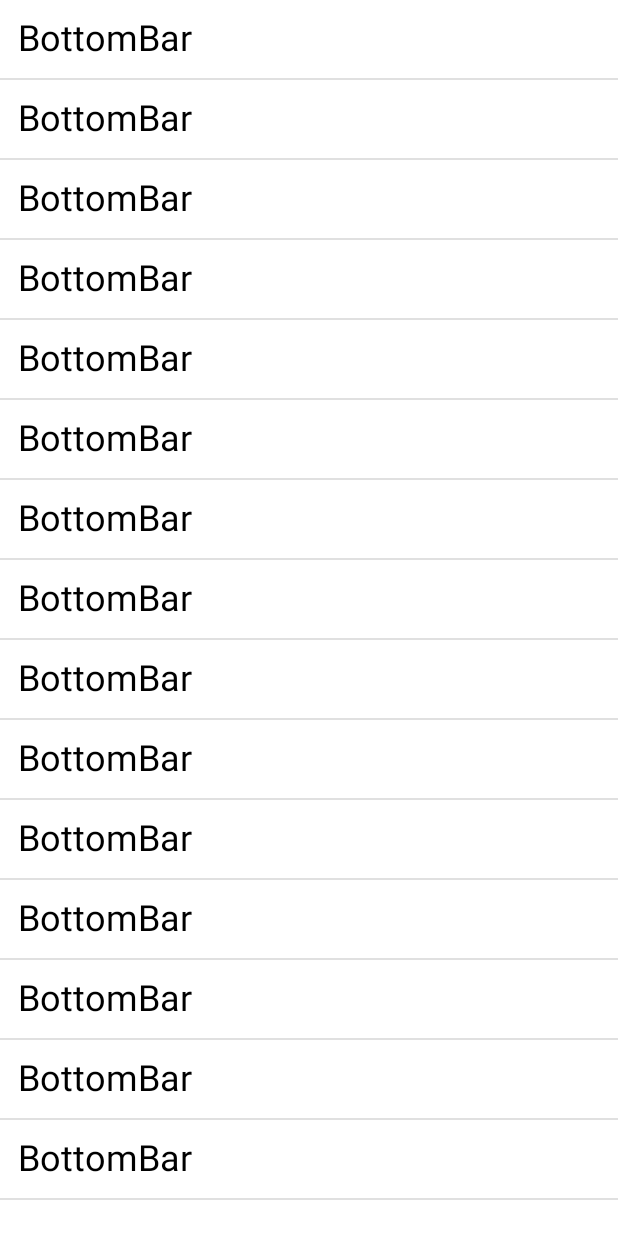
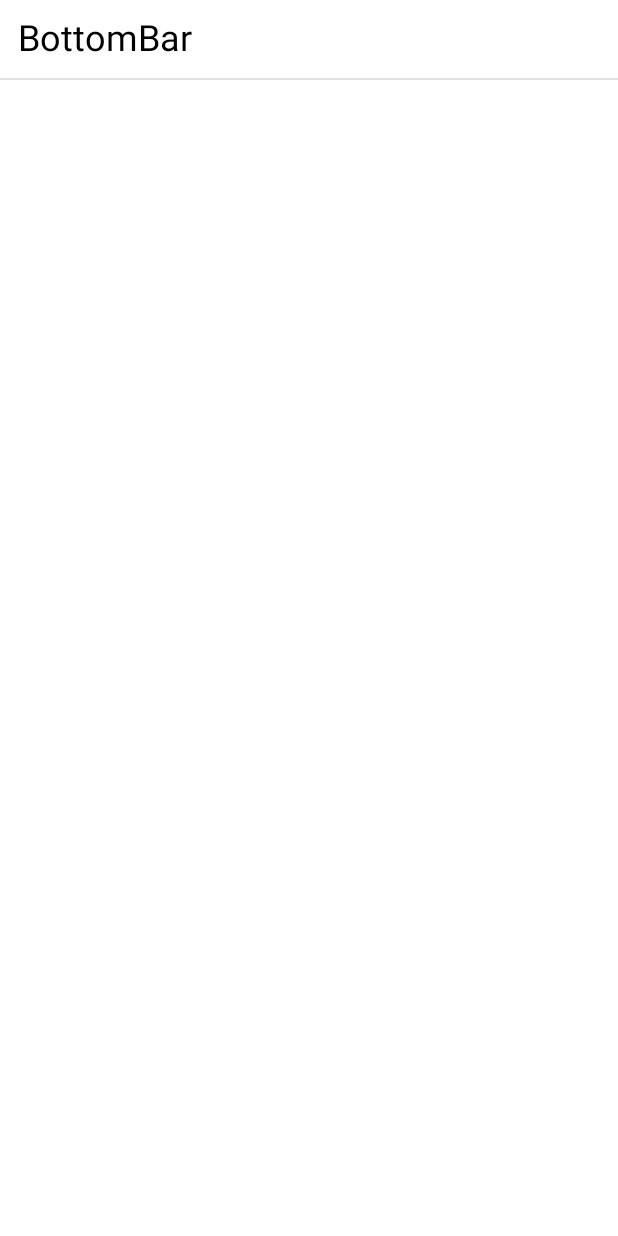
Before and after one commit to Luecy1/ComposeMvvm, an Android app built with Jetpack Compose: the @Preview function PageListScreenPreview, on a phone screen of 412 x 824 dp. Run offline under Robolectric (Android 15) with nearby library versions, the phone set to English and light mode, and no system bars.

```diff
--- a/material/src/main/java/com/example/material/MainActivity.kt
+++ b/material/src/main/java/com/example/material/MainActivity.kt
@@ -3,20 +3,16 @@ package com.example.material
 import android.os.Bundle
 import androidx.activity.ComponentActivity
 import androidx.activity.compose.setContent
-import androidx.compose.foundation.clickable
-import androidx.compose.foundation.gestures.Orientation
-import androidx.compose.foundation.gestures.scrollable
 import androidx.compose.foundation.layout.Column
 import androidx.compose.foundation.layout.fillMaxWidth
 import androidx.compose.foundation.layout.padding
 import androidx.compose.foundation.rememberScrollState
+import androidx.compose.foundation.text.ClickableText
+import androidx.compose.foundation.verticalScroll
 import androidx.compose.material.BottomNavigation
 import androidx.compose.material.BottomNavigationItem
-import androidx.compose.material.Button
-import androidx.compose.material.Card
 import androidx.compose.material.Divider
 import androidx.compose.material.Icon
-import androidx.compose.material.Scaffold
 import androidx.compose.material.Text
 import androidx.compose.material.icons.Icons
 import androidx.compose.material.icons.filled.Build
@@ -24,9 +20,9 @@ import androidx.compose.material.icons.filled.Favorite
 import androidx.compose.material.icons.filled.Star
 import androidx.compose.runtime.Composable
 import androidx.compose.runtime.MutableState
-import androidx.compose.runtime.mutableStateOf
-import androidx.compose.runtime.remember
 import androidx.compose.ui.Modifier
+import androidx.compose.ui.text.AnnotatedString
+import androidx.compose.ui.text.TextStyle
 import androidx.compose.ui.tooling.preview.Preview
 import androidx.compose.ui.unit.dp
 import androidx.compose.ui.unit.sp
@@ -34,30 +30,20 @@ import androidx.navigation.NavHostController
 import androidx.navigation.compose.NavHost
 import androidx.navigation.compose.composable
 import androidx.navigation.compose.rememberNavController
+import com.example.material.ui.theme.ComposeMvvmTheme
 
 class MainActivity : ComponentActivity() {
 
     override fun onCreate(savedInstanceState: Bundle?) {
         super.onCreate(savedInstanceState)
         setContent {
-            val navController = rememberNavController()
-            MyNavigation(navController = navController)
+            ComposeMvvmTheme {
+                val navController = rememberNavController()
+                MyNavigation(navController = navController)
+            }
         }
     }
 }
-
-//@Composable
-//fun Greeting(name: String) {
-//    Text(text = "Hello $name!")
-//}
-//
-//@Preview(showBackground = true)
-//@Composable
-//fun DefaultPreview() {
-//    ComposeMvvmTheme {
-//        Greeting("Android")
-//    }
-//}
 
 @Composable
 fun BottomBar(selectedItem: MutableState<Int>) {
@@ -76,74 +62,58 @@ fun BottomBar(selectedItem: MutableState<Int>) {
     }
 }
 
+
 @Composable
-fun BottomBar() {
-    val selectedItem = remember { mutableStateOf(0) }
-
-    Scaffold(bottomBar = { BottomBar(selectedItem) }) {
-        when (selectedItem.value) {
-            0 -> {
-                Card {
-                    Text("Card Content")
-                }
+fun MyNavigation(navController: NavHostController) {
+    NavHost(navController = navController, startDestination = "top") {
+        composable("top") {
+            PageListScreen { route ->
+                navController.navigate(route)
             }
-            1 -> {
-                Text(text = "1番目")
-            }
-            2 -> {
-                Text(text = "2番目")
-            }
+        }
+        composable("BottomBar") {
+            BottomBarScreen()
         }
     }
 }
 
 @Composable
-fun MyNavigation(navController: NavHostController) {
-    NavHost(navController = navController, startDestination = "profile") {
-        composable("profile") {
-            Button(onClick = {
-                navController.navigate("friendslist")
-            }) {
-                Text("Go to Profile")
-            }
-//            BottomBar()
-        }
-        composable("friendslist") {
-            Text("friendslist")
-        }
-    }
-}
-
-@Composable
-fun PageListScreen() {
+fun PageListScreen(
+    onClick: (String) -> Unit
+) {
     Column(
-        Modifier.scrollable(
-            orientation = Orientation.Horizontal,
-            state = rememberScrollState(),
-        ),
+        Modifier
+            .verticalScroll(rememberScrollState()),
     ) {
 
-        repeat(20) {
-            Text(
-                text = "BottomBar",
+        SCREENS.values().forEach { screen ->
+            ClickableText(
+                text = AnnotatedString(screen.screenName),
                 modifier = Modifier
                     .fillMaxWidth()
-                    .clickable {
-                    }
                     .padding(12.dp),
-                fontSize = 24.sp,
+                onClick = {
+                    onClick(screen.routeName)
+                },
+                style = TextStyle(
+                    fontSize = 24.sp
+                )
             )
             Divider()
         }
-        Text(
-            text = "Go to Profile",
-            modifier = Modifier.padding(12.dp)
-        )
     }
 }
 
 @Preview(showBackground = true)
 @Composable
 fun PageListScreenPreview() {
-    PageListScreen()
+    PageListScreen {
+    }
 }
+
+enum class SCREENS(
+    val screenName: String,
+    val routeName: String,
+) {
+    BOTTOM_BAR("BottomBar", "BottomBar"),
+}
```
Also changed, not shown: material/src/main/java/com/example/material/BottomBarScreen.kt (added, +29 -0 lines).
